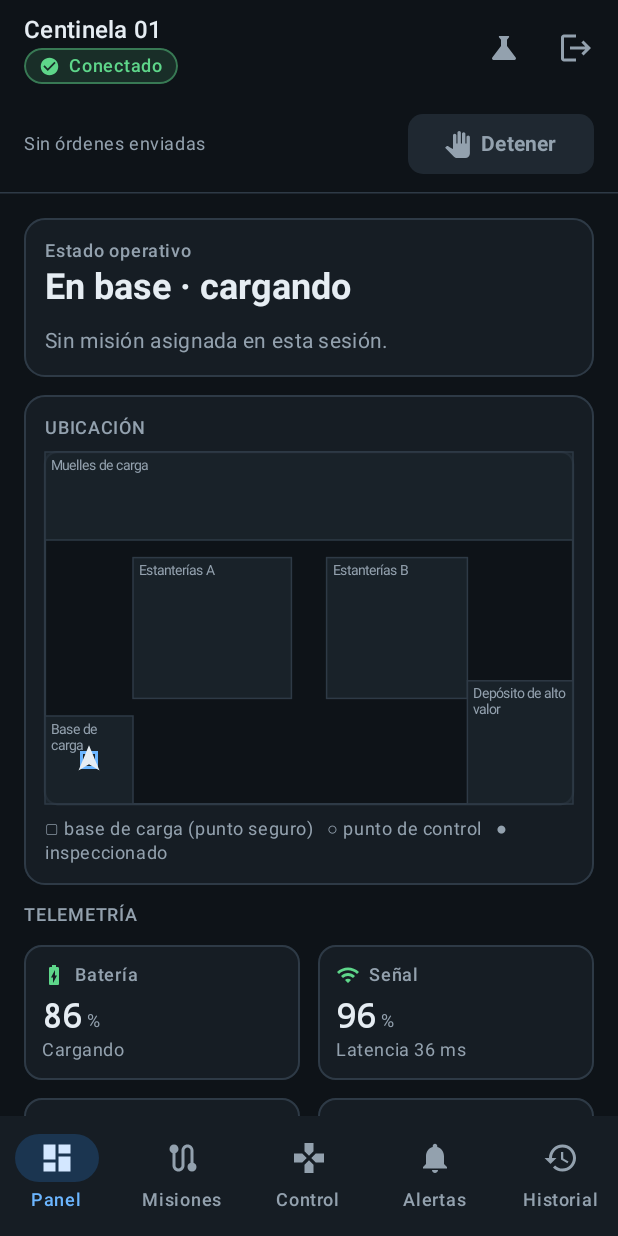
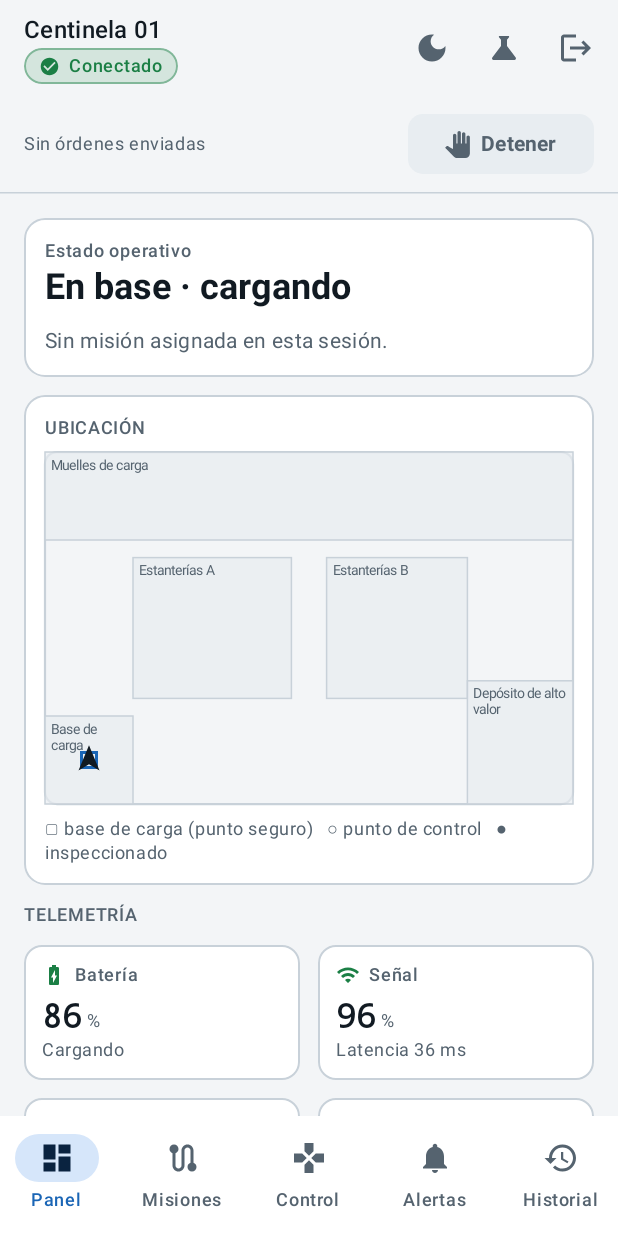
Before and after one commit to fieldcheck-uade/robot-hmi-app, an Android app built with Jetpack Compose: the screen it shows after launch (MainActivity), after a tap on "Centinela 01", on a phone screen of 412 x 824 dp. Run offline under Robolectric (Android 15) with nearby library versions, the phone set to English and light mode, and no system bars; our stand-ins replace Room's generated code.

Commit message:
Tema claro y oscuro con selector sol/luna
Por defecto la app sigue el tema del dispositivo. El botón sol/luna, en
la barra superior y en la selección del robot, cambia el tema y la
elección queda guardada.

- Theme: paleta clara además de la oscura. Hmi y Tone leen la paleta
  activa (CompositionLocal), así que las pantallas no cambian.
- ThemeSettings (SharedPreferences) guarda la elección; el ViewModel la
  expone como themeMode y recibe UiEvent.SetTheme.
- MainActivity resuelve el tema contra el sistema y ajusta los íconos de
  las barras de estado y navegación.
- Fondo de la ventana claro u oscuro según el sistema (values-night); el
  ícono de la app queda siempre oscuro.
- PatrolMap toma los colores antes del Canvas.
- Test de la regla del tema (ThemeModeTest).

```diff
--- a/app/src/main/kotlin/ar/edu/uade/robothmi/MainActivity.kt
+++ b/app/src/main/kotlin/ar/edu/uade/robothmi/MainActivity.kt
@@ -1,11 +1,16 @@
 package ar.edu.uade.robothmi
 
+import android.graphics.Color
 import android.os.Bundle
 import androidx.activity.ComponentActivity
 import androidx.activity.SystemBarStyle
 import androidx.activity.compose.setContent
 import androidx.activity.enableEdgeToEdge
 import androidx.activity.viewModels
+import androidx.compose.foundation.isSystemInDarkTheme
+import androidx.compose.runtime.DisposableEffect
+import androidx.compose.runtime.getValue
+import androidx.lifecycle.compose.collectAsStateWithLifecycle
 import ar.edu.uade.robothmi.ui.AppRoot
 import ar.edu.uade.robothmi.ui.RobotViewModel
 import ar.edu.uade.robothmi.ui.theme.RobotHmiTheme
@@ -15,10 +20,22 @@ class MainActivity : ComponentActivity() {
 
     override fun onCreate(savedInstanceState: Bundle?) {
         super.onCreate(savedInstanceState)
-        val bars = SystemBarStyle.dark(android.graphics.Color.TRANSPARENT)
-        enableEdgeToEdge(statusBarStyle = bars, navigationBarStyle = bars)
         setContent {
-            RobotHmiTheme {
+            val themeMode by viewModel.themeMode.collectAsStateWithLifecycle()
+            val dark = themeMode.isDark(systemDark = isSystemInDarkTheme())
+
+            // Íconos de la barra de estado y de navegación acordes al tema activo.
+            DisposableEffect(dark) {
+                val bars = if (dark) {
+                    SystemBarStyle.dark(Color.TRANSPARENT)
+                } else {
+                    SystemBarStyle.light(Color.TRANSPARENT, Color.TRANSPARENT)
+                }
+                enableEdgeToEdge(statusBarStyle = bars, navigationBarStyle = bars)
+                onDispose {}
+            }
+
+            RobotHmiTheme(darkTheme = dark) {
                 AppRoot(viewModel)
             }
         }
--- a/app/src/main/kotlin/ar/edu/uade/robothmi/RobotHmiApp.kt
+++ b/app/src/main/kotlin/ar/edu/uade/robothmi/RobotHmiApp.kt
@@ -6,6 +6,7 @@ import androidx.room.Room
 import ar.edu.uade.robothmi.data.RobotRepository
 import ar.edu.uade.robothmi.data.SimulationControls
 import ar.edu.uade.robothmi.data.local.HistoryDatabase
+import ar.edu.uade.robothmi.data.local.ThemeSettings
 import ar.edu.uade.robothmi.data.sim.SimulatedRobotRepository
 
 /** Inyección de dependencias manual: el único lugar que conoce la implementación simulada. */
@@ -15,6 +16,7 @@ class AppContainer(context: Context) {
 
     val repository: RobotRepository = simulated
     val simulationControls: SimulationControls = simulated
+    val themeSettings = ThemeSettings(context)
 }
 
 class RobotHmiApp : Application() {
--- /dev/null
+++ b/app/src/main/kotlin/ar/edu/uade/robothmi/data/local/ThemeSettings.kt
@@ -0,0 +1,29 @@
+package ar.edu.uade.robothmi.data.local
+
+import android.content.Context
+import ar.edu.uade.robothmi.model.ThemeMode
+import kotlinx.coroutines.flow.MutableStateFlow
+import kotlinx.coroutines.flow.StateFlow
+import kotlinx.coroutines.flow.asStateFlow
+
+/**
+ * Tema elegido por el usuario, guardado en SharedPreferences. Es un único valor, así que no
+ * justifica una tabla de Room. Mientras el usuario no elija, vale SYSTEM.
+ */
+class ThemeSettings(context: Context) {
+    private val prefs = context.getSharedPreferences("settings", Context.MODE_PRIVATE)
+
+    private val _mode = MutableStateFlow(
+        prefs.getString(KEY, null)?.let { saved -> ThemeMode.entries.firstOrNull { it.name == saved } } ?: ThemeMode.SYSTEM,
+    )
+    val mode: StateFlow<ThemeMode> = _mode.asStateFlow()
+
+    fun setMode(mode: ThemeMode) {
+        prefs.edit().putString(KEY, mode.name).apply()
+        _mode.value = mode
+    }
+
+    private companion object {
+        const val KEY = "theme_mode"
+    }
+}
--- a/app/src/main/kotlin/ar/edu/uade/robothmi/model/Models.kt
+++ b/app/src/main/kotlin/ar/edu/uade/robothmi/model/Models.kt
@@ -162,3 +162,16 @@ data class SimulationSettings(
     val linkDown: Boolean = false,
     val rejectCommands: Boolean = false,
 )
+
+// ---------- Preferencias ----------
+
+/** Tema elegido por el usuario. SYSTEM sigue la configuración del dispositivo. */
+enum class ThemeMode {
+    SYSTEM, LIGHT, DARK;
+
+    fun isDark(systemDark: Boolean): Boolean = when (this) {
+        SYSTEM -> systemDark
+        LIGHT -> false
+        DARK -> true
+    }
+}
--- a/app/src/main/kotlin/ar/edu/uade/robothmi/ui/AppRoot.kt
+++ b/app/src/main/kotlin/ar/edu/uade/robothmi/ui/AppRoot.kt
@@ -66,6 +66,7 @@ import ar.edu.uade.robothmi.model.ConnectionState
 import ar.edu.uade.robothmi.model.HistoryEvent
 import ar.edu.uade.robothmi.model.OperationalState
 import ar.edu.uade.robothmi.ui.components.StatusChip
+import ar.edu.uade.robothmi.ui.components.ThemeToggleButton
 import ar.edu.uade.robothmi.ui.components.formatClock
 import ar.edu.uade.robothmi.ui.components.icon
 import ar.edu.uade.robothmi.ui.components.tone
@@ -142,6 +143,7 @@ private fun MainScreen(state: UiState, history: List<HistoryEvent>, onEvent: (Ui
                         }
                     },
                     actions = {
+                        ThemeToggleButton { onEvent(UiEvent.SetTheme(it)) }
                         IconButton(onClick = { showSimPanel = true }) {
                             Icon(Icons.Filled.Science, contentDescription = "Panel de simulación", tint = Hmi.TextMuted)
                         }
--- a/app/src/main/kotlin/ar/edu/uade/robothmi/ui/RobotViewModel.kt
+++ b/app/src/main/kotlin/ar/edu/uade/robothmi/ui/RobotViewModel.kt
@@ -9,6 +9,7 @@ import androidx.lifecycle.viewmodel.viewModelFactory
 import ar.edu.uade.robothmi.RobotHmiApp
 import ar.edu.uade.robothmi.data.RobotRepository
 import ar.edu.uade.robothmi.data.SimulationControls
+import ar.edu.uade.robothmi.data.local.ThemeSettings
 import ar.edu.uade.robothmi.domain.Availability
 import ar.edu.uade.robothmi.domain.CommandRules
 import ar.edu.uade.robothmi.model.Alert
@@ -21,6 +22,7 @@ import ar.edu.uade.robothmi.model.MissionPlan
 import ar.edu.uade.robothmi.model.RobotInfo
 import ar.edu.uade.robothmi.model.SimulationSettings
 import ar.edu.uade.robothmi.model.Telemetry
+import ar.edu.uade.robothmi.model.ThemeMode
 import kotlinx.coroutines.delay
 import kotlinx.coroutines.flow.SharingStarted
 import kotlinx.coroutines.flow.StateFlow
@@ -56,6 +58,7 @@ sealed interface UiEvent {
     data class SendCommand(val type: CommandType, val missionId: String? = null, val alertId: Long? = null) : UiEvent
     data class NotifyGuard(val alert: Alert) : UiEvent
     data object ClearHistory : UiEvent
+    data class SetTheme(val mode: ThemeMode) : UiEvent
 
     // Panel de simulación (solo para la demo)
     data class SimSetLinkDown(val down: Boolean) : UiEvent
@@ -68,6 +71,7 @@ sealed interface UiEvent {
 class RobotViewModel(
     private val repository: RobotRepository,
     private val simulation: SimulationControls,
+    private val themeSettings: ThemeSettings,
 ) : ViewModel() {
 
     private data class Session(val robots: List<RobotInfo>, val selected: RobotInfo?, val connection: ConnectionState)
@@ -113,6 +117,9 @@ class RobotViewModel(
     val history: StateFlow<List<HistoryEvent>> =
         repository.history.stateIn(viewModelScope, SharingStarted.WhileSubscribed(5_000), emptyList())
 
+    /** Tema elegido; MainActivity lo resuelve contra la configuración del dispositivo. */
+    val themeMode: StateFlow<ThemeMode> = themeSettings.mode
+
     fun onEvent(event: UiEvent) {
         when (event) {
             is UiEvent.SelectRobot -> repository.connect(event.robotId)
@@ -123,6 +130,7 @@ class RobotViewModel(
                 "Por la alerta «${event.alert.title}». El aviso se hace por el canal habitual (radio/teléfono); la app solo lo deja asentado.",
             )
             UiEvent.ClearHistory -> repository.clearHistory()
+            is UiEvent.SetTheme -> themeSettings.setMode(event.mode)
             is UiEvent.SimSetLinkDown -> simulation.setLinkDown(event.down)
             is UiEvent.SimSetRejectCommands -> simulation.setRejectCommands(event.reject)
             UiEvent.SimLowBattery -> simulation.forceLowBattery()
@@ -148,7 +156,7 @@ class RobotViewModel(
         val Factory: ViewModelProvider.Factory = viewModelFactory {
             initializer {
                 val container = (this[APPLICATION_KEY] as RobotHmiApp).container
-                RobotViewModel(container.repository, container.simulationControls)
+                RobotViewModel(container.repository, container.simulationControls, container.themeSettings)
             }
         }
     }
--- a/app/src/main/kotlin/ar/edu/uade/robothmi/ui/components/PatrolMap.kt
+++ b/app/src/main/kotlin/ar/edu/uade/robothmi/ui/components/PatrolMap.kt
@@ -30,6 +30,7 @@ import ar.edu.uade.robothmi.ui.theme.Hmi
 @Composable
 fun PatrolMap(telemetry: Telemetry?, plan: MissionPlan?, stale: Boolean, modifier: Modifier = Modifier) {
     val measurer = rememberTextMeasurer()
+    val colors = Hmi.palette
     val labelStyle = TextStyle(color = Hmi.TextMuted, fontSize = 9.sp)
     val description = telemetry?.let {
         "Mapa de la nave. Robot en ${it.zone}" + if (stale) ", última posición conocida" else ""
@@ -44,14 +45,14 @@ fun PatrolMap(telemetry: Telemetry?, plan: MissionPlan?, stale: Boolean, modifie
         val scale = size.width / SiteMap.WIDTH
         fun at(x: Float, y: Float) = Offset(x * scale, y * scale)
 
-        drawRoundRect(Hmi.Background, cornerRadius = CornerRadius(8f * density))
-        drawRoundRect(Hmi.Outline, cornerRadius = CornerRadius(8f * density), style = Stroke(1.5f * density))
+        drawRoundRect(colors.background, cornerRadius = CornerRadius(8f * density))
+        drawRoundRect(colors.outline, cornerRadius = CornerRadius(8f * density), style = Stroke(1.5f * density))
 
         SiteMap.zones.forEach { zone ->
             val topLeft = at(zone.left, zone.top)
             val zoneSize = Size((zone.right - zone.left) * scale, (zone.bottom - zone.top) * scale)
-            drawRect(Hmi.SurfaceHigh.copy(alpha = 0.7f), topLeft, zoneSize)
-            drawRect(Hmi.Outline, topLeft, zoneSize, style = Stroke(1f * density))
+            drawRect(colors.surfaceHigh.copy(alpha = 0.7f), topLeft, zoneSize)
+            drawRect(colors.outline, topLeft, zoneSize, style = Stroke(1f * density))
             val text = measurer.measure(zone.name, labelStyle, maxLines = 2, softWrap = true,
                 constraints = androidx.compose.ui.unit.Constraints(maxWidth = (zoneSize.width - 8 * density).toInt().coerceAtLeast(1)))
             drawText(text, topLeft = topLeft + Offset(4f * density, 3f * density))
@@ -66,27 +67,27 @@ fun PatrolMap(telemetry: Telemetry?, plan: MissionPlan?, stale: Boolean, modifie
                 lineTo(SiteMap.BASE_X * scale, SiteMap.BASE_Y * scale)
             }
             drawPath(
-                path, Hmi.Accent.copy(alpha = 0.7f),
+                path, colors.accent.copy(alpha = 0.7f),
                 style = Stroke(1.5f * density, pathEffect = PathEffect.dashPathEffect(floatArrayOf(6f * density, 5f * density))),
             )
             plan.checkpoints.forEachIndexed { index, cp ->
                 val done = index < mission.checkpointsDone
                 val center = at(cp.x, cp.y)
-                drawCircle(Hmi.Background, 5f * density, center)
-                if (done) drawCircle(Hmi.Ok, 5f * density, center)
-                else drawCircle(Hmi.Accent, 5f * density, center, style = Stroke(1.5f * density))
+                drawCircle(colors.background, 5f * density, center)
+                if (done) drawCircle(colors.ok, 5f * density, center)
+                else drawCircle(colors.accent, 5f * density, center, style = Stroke(1.5f * density))
             }
         }
 
         // Punto seguro (base de carga)
         val base = at(SiteMap.BASE_X, SiteMap.BASE_Y)
         val half = 5f * density
-        drawRect(Hmi.Info, base - Offset(half, half), Size(half * 2, half * 2), style = Stroke(2f * density))
+        drawRect(colors.info, base - Offset(half, half), Size(half * 2, half * 2), style = Stroke(2f * density))
 
         // Robot
         if (telemetry != null) {
             val pos = at(telemetry.x, telemetry.y)
-            val color = if (stale) Hmi.Warn else Hmi.Text
+            val color = if (stale) colors.warn else colors.text
             rotate(telemetry.headingDeg, pivot = pos) {
                 val r = 7f * density
                 val arrow = Path().apply {
--- /dev/null
+++ b/app/src/main/kotlin/ar/edu/uade/robothmi/ui/components/ThemeToggle.kt
@@ -0,0 +1,26 @@
+package ar.edu.uade.robothmi.ui.components
+
+import androidx.compose.material.icons.Icons
+import androidx.compose.material.icons.filled.DarkMode
+import androidx.compose.material.icons.filled.LightMode
+import androidx.compose.material3.Icon
+import androidx.compose.material3.IconButton
+import androidx.compose.runtime.Composable
+import ar.edu.uade.robothmi.model.ThemeMode
+import ar.edu.uade.robothmi.ui.theme.Hmi
+
+/**
+ * Botón sol/luna. Muestra el tema al que se pasa: sol con el tema oscuro, luna con el claro.
+ * Al tocarlo la elección queda guardada y deja de seguir la configuración del dispositivo.
+ */
+@Composable
+fun ThemeToggleButton(onSelect: (ThemeMode) -> Unit) {
+    val dark = Hmi.isDark
+    IconButton(onClick = { onSelect(if (dark) ThemeMode.LIGHT else ThemeMode.DARK) }) {
+        Icon(
+            if (dark) Icons.Filled.LightMode else Icons.Filled.DarkMode,
+            contentDescription = if (dark) "Cambiar a tema claro" else "Cambiar a tema oscuro",
+            tint = Hmi.TextMuted,
+        )
+    }
+}
--- a/app/src/main/kotlin/ar/edu/uade/robothmi/ui/screens/DashboardScreen.kt
+++ b/app/src/main/kotlin/ar/edu/uade/robothmi/ui/screens/DashboardScreen.kt
@@ -69,6 +69,7 @@ fun Telemetry.stateLabel(): String = when {
  * Old data is shown muted, an idle robot uses the normal text color,
  * and any other state uses the color of its tone.
  */
+@Composable
 private fun operationalStateColor(telemetry: Telemetry, isDataStale: Boolean): Color {
     if (isDataStale) {
         return Hmi.TextMuted
--- a/app/src/main/kotlin/ar/edu/uade/robothmi/ui/screens/RobotSelectScreen.kt
+++ b/app/src/main/kotlin/ar/edu/uade/robothmi/ui/screens/RobotSelectScreen.kt
@@ -34,6 +34,7 @@ import ar.edu.uade.robothmi.model.RobotInfo
 import ar.edu.uade.robothmi.ui.UiEvent
 import ar.edu.uade.robothmi.ui.UiState
 import ar.edu.uade.robothmi.ui.components.StatusChip
+import ar.edu.uade.robothmi.ui.components.ThemeToggleButton
 import ar.edu.uade.robothmi.ui.theme.Hmi
 import ar.edu.uade.robothmi.ui.theme.Tone
 
@@ -50,10 +51,11 @@ fun RobotSelectScreen(state: UiState, onEvent: (UiEvent) -> Unit) {
     ) {
         Row(verticalAlignment = Alignment.CenterVertically, horizontalArrangement = Arrangement.spacedBy(10.dp)) {
             Icon(Icons.Filled.Shield, contentDescription = null, tint = Hmi.Accent, modifier = Modifier.size(32.dp))
-            Column {
+            Column(Modifier.weight(1f)) {
                 Text("Centinela Go2", style = MaterialTheme.typography.headlineSmall, fontWeight = FontWeight.Bold)
                 Text("Rondas de vigilancia nocturna", style = MaterialTheme.typography.bodyMedium, color = Hmi.TextMuted)
             }
+            ThemeToggleButton { onEvent(UiEvent.SetTheme(it)) }
         }
         Text(
             "Elegí el robot que vas a supervisar",
--- a/app/src/main/kotlin/ar/edu/uade/robothmi/ui/theme/Theme.kt
+++ b/app/src/main/kotlin/ar/edu/uade/robothmi/ui/theme/Theme.kt
@@ -2,65 +2,154 @@ package ar.edu.uade.robothmi.ui.theme
 
 import androidx.compose.material3.MaterialTheme
 import androidx.compose.material3.darkColorScheme
+import androidx.compose.material3.lightColorScheme
 import androidx.compose.runtime.Composable
+import androidx.compose.runtime.CompositionLocalProvider
+import androidx.compose.runtime.ReadOnlyComposable
+import androidx.compose.runtime.staticCompositionLocalOf
 import androidx.compose.ui.graphics.Color
 
 /**
- * Tema único y oscuro: el servicio es una ronda nocturna y el operador mira la pantalla
- * en una garita con poca luz. Los estados nunca dependen solo del color: siempre llevan
- * ícono y texto.
+ * Paleta de la HMI. Hay dos: la oscura, pensada para la ronda nocturna en una garita con poca
+ * luz, y la clara, para usar de día o con mucha luz ambiente. Los estados nunca dependen solo
+ * del color: siempre llevan ícono y texto.
  */
+data class HmiPalette(
+    val isDark: Boolean,
+    val background: Color,
+    val surface: Color,
+    val surfaceHigh: Color,
+    val outline: Color,
+    val text: Color,
+    val textMuted: Color,
+    val accent: Color,
+    val ok: Color,
+    val warn: Color,
+    val error: Color,
+    val info: Color,
+)
+
+val DarkPalette = HmiPalette(
+    isDark = true,
+    background = Color(0xFF0E1318),
+    surface = Color(0xFF161D24),
+    surfaceHigh = Color(0xFF1F2831),
+    outline = Color(0xFF2E3A46),
+    text = Color(0xFFE6EDF3),
+    textMuted = Color(0xFF93A1AE),
+    accent = Color(0xFF4FD1C5),
+    ok = Color(0xFF5ED68A),
+    warn = Color(0xFFF5B841),
+    error = Color(0xFFFF6B5E),
+    info = Color(0xFF6CB6FF),
+)
+
+/** Tonos más oscuros que en la paleta oscura para mantener contraste sobre fondo claro. */
+val LightPalette = HmiPalette(
+    isDark = false,
+    background = Color(0xFFF3F5F7),
+    surface = Color(0xFFFFFFFF),
+    surfaceHigh = Color(0xFFE8EDF1),
+    outline = Color(0xFFC8D1D9),
+    text = Color(0xFF111A22),
+    textMuted = Color(0xFF55636F),
+    accent = Color(0xFF0B7A71),
+    ok = Color(0xFF1B7F45),
+    warn = Color(0xFF9A5F00),
+    error = Color(0xFFC0352B),
+    info = Color(0xFF1A65B5),
+)
+
+val LocalHmiPalette = staticCompositionLocalOf { DarkPalette }
+
+/** Acceso corto a los colores de la paleta activa. */
 object Hmi {
-    val Background = Color(0xFF0E1318)
-    val Surface = Color(0xFF161D24)
-    val SurfaceHigh = Color(0xFF1F2831)
-    val Outline = Color(0xFF2E3A46)
-    val Text = Color(0xFFE6EDF3)
-    val TextMuted = Color(0xFF93A1AE)
-    val Accent = Color(0xFF4FD1C5)
-    val Ok = Color(0xFF5ED68A)
-    val Warn = Color(0xFFF5B841)
-    val Error = Color(0xFFFF6B5E)
-    val Info = Color(0xFF6CB6FF)
+    val palette: HmiPalette @Composable @ReadOnlyComposable get() = LocalHmiPalette.current
+    val isDark: Boolean @Composable @ReadOnlyComposable get() = palette.isDark
+    val Background: Color @Composable @ReadOnlyComposable get() = palette.background
+    val Surface: Color @Composable @ReadOnlyComposable get() = palette.surface
+    val SurfaceHigh: Color @Composable @ReadOnlyComposable get() = palette.surfaceHigh
+    val Outline: Color @Composable @ReadOnlyComposable get() = palette.outline
+    val Text: Color @Composable @ReadOnlyComposable get() = palette.text
+    val TextMuted: Color @Composable @ReadOnlyComposable get() = palette.textMuted
+    val Accent: Color @Composable @ReadOnlyComposable get() = palette.accent
+    val Ok: Color @Composable @ReadOnlyComposable get() = palette.ok
+    val Warn: Color @Composable @ReadOnlyComposable get() = palette.warn
+    val Error: Color @Composable @ReadOnlyComposable get() = palette.error
+    val Info: Color @Composable @ReadOnlyComposable get() = palette.info
 }
 
-enum class Tone(val color: Color) {
-    OK(Hmi.Ok),
-    WARN(Hmi.Warn),
-    ERROR(Hmi.Error),
-    INFO(Hmi.Info),
-    ACCENT(Hmi.Accent),
-    MUTED(Hmi.TextMuted),
+enum class Tone {
+    OK, WARN, ERROR, INFO, ACCENT, MUTED;
+
+    val color: Color
+        @Composable @ReadOnlyComposable get() = when (this) {
+            OK -> Hmi.Ok
+            WARN -> Hmi.Warn
+            ERROR -> Hmi.Error
+            INFO -> Hmi.Info
+            ACCENT -> Hmi.Accent
+            MUTED -> Hmi.TextMuted
+        }
 }
 
-private val Scheme = darkColorScheme(
-    primary = Hmi.Accent,
+private val DarkScheme = darkColorScheme(
+    primary = DarkPalette.accent,
     onPrimary = Color(0xFF06231F),
     primaryContainer = Color(0xFF12423D),
     onPrimaryContainer = Color(0xFFB8F1EA),
-    secondary = Hmi.Info,
+    secondary = DarkPalette.info,
     onSecondary = Color(0xFF06223D),
     secondaryContainer = Color(0xFF1B3550),
     onSecondaryContainer = Color(0xFFD3E7FF),
-    background = Hmi.Background,
-    onBackground = Hmi.Text,
-    surface = Hmi.Surface,
-    onSurface = Hmi.Text,
-    surfaceVariant = Hmi.SurfaceHigh,
-    onSurfaceVariant = Hmi.TextMuted,
-    surfaceContainer = Hmi.Surface,
-    surfaceContainerLow = Hmi.Surface,
-    surfaceContainerHigh = Hmi.SurfaceHigh,
-    surfaceContainerHighest = Hmi.SurfaceHigh,
-    outline = Hmi.Outline,
-    outlineVariant = Hmi.Outline,
-    error = Hmi.Error,
+    background = DarkPalette.background,
+    onBackground = DarkPalette.text,
+    surface = DarkPalette.surface,
+    onSurface = DarkPalette.text,
+    surfaceVariant = DarkPalette.surfaceHigh,
+    onSurfaceVariant = DarkPalette.textMuted,
+    surfaceContainer = DarkPalette.surface,
+    surfaceContainerLow = DarkPalette.surface,
+    surfaceContainerHigh = DarkPalette.surfaceHigh,
+    surfaceContainerHighest = DarkPalette.surfaceHigh,
+    outline = DarkPalette.outline,
+    outlineVariant = DarkPalette.outline,
+    error = DarkPalette.error,
     onError = Color(0xFF3B0A05),
     errorContainer = Color(0xFF4A1712),
     onErrorContainer = Color(0xFFFFD9D4),
 )
 
+private val LightScheme = lightColorScheme(
+    primary = LightPalette.accent,
+    onPrimary = Color.White,
+    primaryContainer = Color(0xFFC5EFEA),
+    onPrimaryContainer = Color(0xFF00201D),
+    secondary = LightPalette.info,
+    onSecondary = Color.White,
+    secondaryContainer = Color(0xFFD6E6FA),
+    onSecondaryContainer = Color(0xFF0A2340),
+    background = LightPalette.background,
+    onBackground = LightPalette.text,
+    surface = LightPalette.surface,
+    onSurface = LightPalette.text,
+    surfaceVariant = LightPalette.surfaceHigh,
+    onSurfaceVariant = LightPalette.textMuted,
+    surfaceContainer = LightPalette.surface,
+    surfaceContainerLow = LightPalette.surface,
+    surfaceContainerHigh = LightPalette.surfaceHigh,
+    surfaceContainerHighest = LightPalette.surfaceHigh,
+    outline = LightPalette.outline,
+    outlineVariant = LightPalette.outline,
+    error = LightPalette.error,
+    onError = Color.White,
+    errorContainer = Color(0xFFFFDAD5),
+    onErrorContainer = Color(0xFF410002),
+)
+
 @Composable
-fun RobotHmiTheme(content: @Composable () -> Unit) {
-    MaterialTheme(colorScheme = Scheme, content = content)
+fun RobotHmiTheme(darkTheme: Boolean, content: @Composable () -> Unit) {
+    CompositionLocalProvider(LocalHmiPalette provides if (darkTheme) DarkPalette else LightPalette) {
+        MaterialTheme(colorScheme = if (darkTheme) DarkScheme else LightScheme, content = content)
+    }
 }
--- a/app/src/main/res/mipmap-anydpi-v26/ic_launcher.xml
+++ b/app/src/main/res/mipmap-anydpi-v26/ic_launcher.xml
@@ -1,5 +1,5 @@
 <?xml version="1.0" encoding="utf-8"?>
 <adaptive-icon xmlns:android="http://schemas.android.com/apk/res/android">
-    <background android:drawable="@color/bg" />
+    <background android:drawable="@color/launcher_bg" />
     <foreground android:drawable="@drawable/ic_launcher_foreground" />
 </adaptive-icon>
--- /dev/null
+++ b/app/src/main/res/values-night/themes.xml
@@ -0,0 +1,6 @@
+<resources>
+    <style name="Theme.RobotHmi" parent="android:Theme.Material.NoActionBar">
+        <item name="android:windowBackground">@color/bg</item>
+    </style>
+    <color name="bg">#0E1318</color>
+</resources>
--- a/app/src/main/res/values/themes.xml
+++ b/app/src/main/res/values/themes.xml
@@ -1,7 +1,11 @@
 <resources>
-    <style name="Theme.RobotHmi" parent="android:Theme.Material.NoActionBar">
+    <!-- Fondo de la ventana antes de que dibuje Compose. Sigue la configuración del dispositivo;
+         values-night tiene la versión oscura. -->
+    <style name="Theme.RobotHmi" parent="android:Theme.Material.Light.NoActionBar">
         <item name="android:windowBackground">@color/bg</item>
     </style>
-    <color name="bg">#0E1318</color>
+    <color name="bg">#F3F5F7</color>
     <color name="accent">#4FD1C5</color>
+    <!-- El ícono de la app es siempre oscuro, sin importar el tema. -->
+    <color name="launcher_bg">#0E1318</color>
 </resources>
```
Also changed, not shown: 1 other file.
